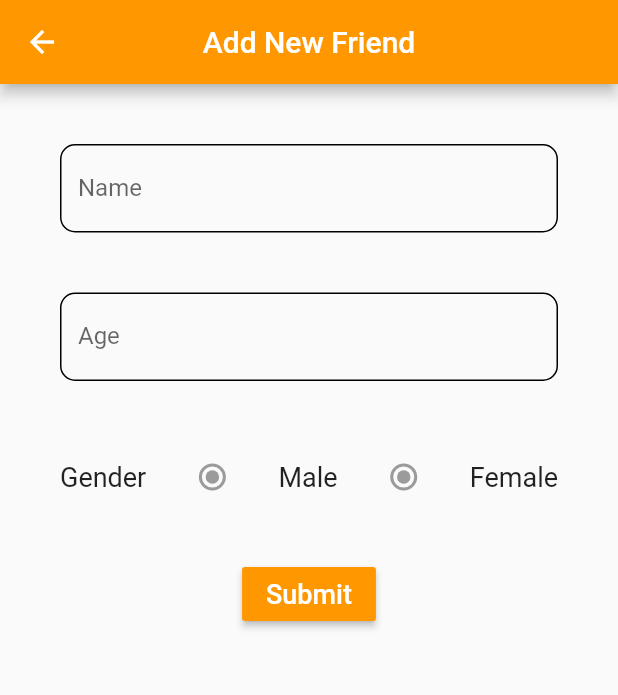
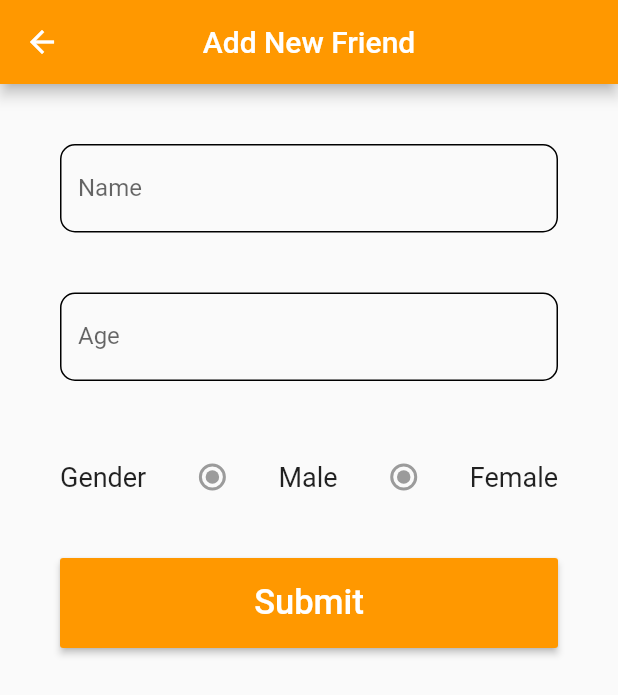
Before and after one commit to AnanyaSamanta09/myfriend, a Flutter app: the screen it shows after launch, after a tap on the "add" icon, on a phone screen of 412 x 824 dp. Shown: the top 695 px of the screen. Run offline on Flutter 3.47's test engine with Material 2 defaults, Android fonts, the phone set to English and light mode, and no system bars; missing offline and left inert: dart:ffi.

Commit message:
Submit Button

```diff
--- a/lib/screens/Homepage.dart
+++ b/lib/screens/Homepage.dart
@@ -43,6 +43,50 @@ class HomePage extends StatelessWidget {
           )
         ],
       ),
+
+      body: Padding(
+        padding: const EdgeInsets.all(20.0),
+        child: Container(
+          height: 90,
+          width: 400,
+          decoration: BoxDecoration(
+            color: Colors.grey,
+          ),
+          child: Padding(
+            padding: const EdgeInsets.all(8.0),
+            child: Row(
+              mainAxisAlignment: MainAxisAlignment.spaceBetween,
+              children: [
+                Column(
+                  crossAxisAlignment: CrossAxisAlignment.start,
+                  children: [
+                    Text('Ananya',
+                      style: TextStyle(
+                        fontSize: 25
+                      ),
+                    ),
+                    Text('67',
+                      style: TextStyle(
+                          fontSize: 25
+                      ),
+                    )
+                  ],
+                ),
+                Row(
+                  children: [
+                   IconButton(onPressed: (){}, icon: Icon(Icons.edit)),
+
+                    IconButton(onPressed: (){}, icon: Icon(Icons.favorite_border)),
+
+                    IconButton(onPressed: (){}, icon: Icon(Icons.delete)),
+                  ],
+                )
+              ],
+            ),
+          ),
+        ),
+      ),
+
       floatingActionButton: FloatingActionButton(
         onPressed: () {
           Navigator.push(context, MaterialPageRoute(builder: (context) => Addfriends(),));
--- a/lib/screens/add_friends.dart
+++ b/lib/screens/add_friends.dart
@@ -1,6 +1,5 @@
 import 'package:flutter/material.dart';
 import 'package:myfriend/common/customTextfield.dart';
-import 'package:myfriend/common/radioButton.dart';
 
 class Addfriends extends StatelessWidget {
   // Addfriends({Key? key}) : super(key: key);
@@ -67,14 +66,18 @@ class Addfriends extends StatelessWidget {
           height: 30,
         ),
 
-            MaterialButton(onPressed: (){},
-              child: Text('Submit',
-                style: TextStyle(color: Colors.white,
-                  fontSize: 18
+            SizedBox(
+              height: 60,
+              width: 400,
+              child: MaterialButton(onPressed: (){},
+                child: Text('Submit',
+                  style: TextStyle(color: Colors.white,
+                    fontSize: 23
+                  ),
                 ),
+                color: Colors.orange,
+
               ),
-              color: Colors.orange,
-
             ),
 
           ],
--- a/lib/screens/editScreen.dart
+++ b/lib/screens/editScreen.dart
@@ -65,10 +65,19 @@ class EditScreen extends StatelessWidget {
               height: 30,
             ),
 
-            MaterialButton(onPressed: (){},
-              child: Text('Submit'),
-              color: Colors.orange,
+            SizedBox(
+              height: 60,
+              width: 400,
+              child: MaterialButton(
+                onPressed: (){},
+                child: Text('Submit',
+                  style: TextStyle(color: Colors.white,
+                      fontSize: 23
+                  ),
+                ),
+                color: Colors.orange,
 
+              ),
             ),
 
           ],
```
